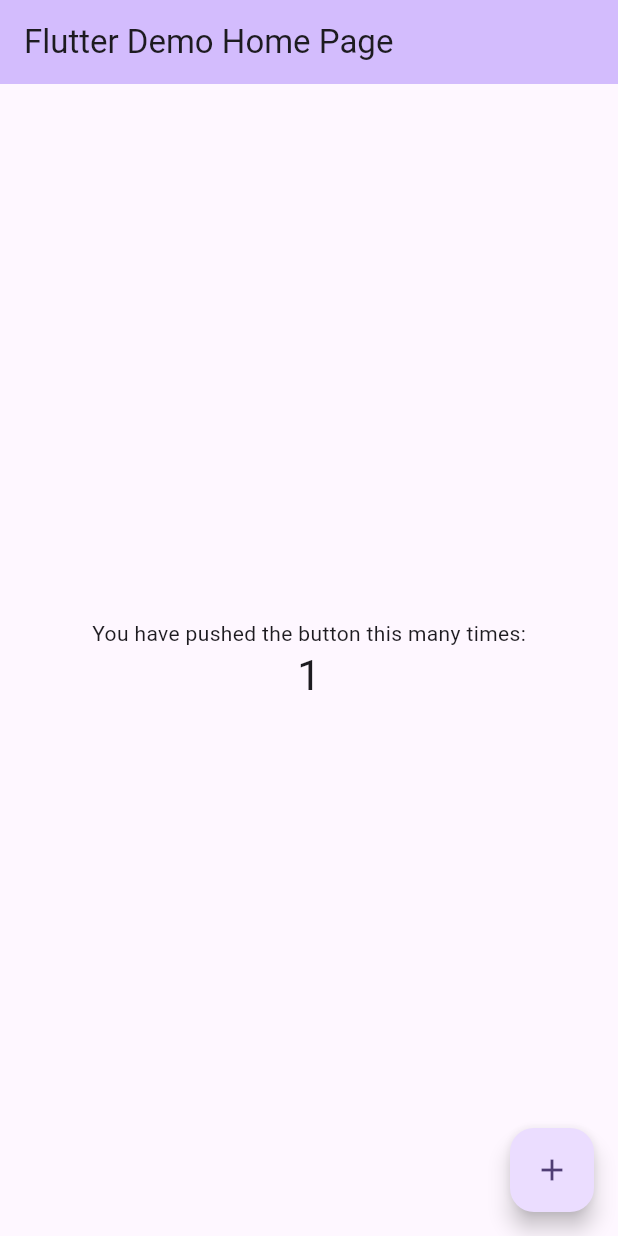
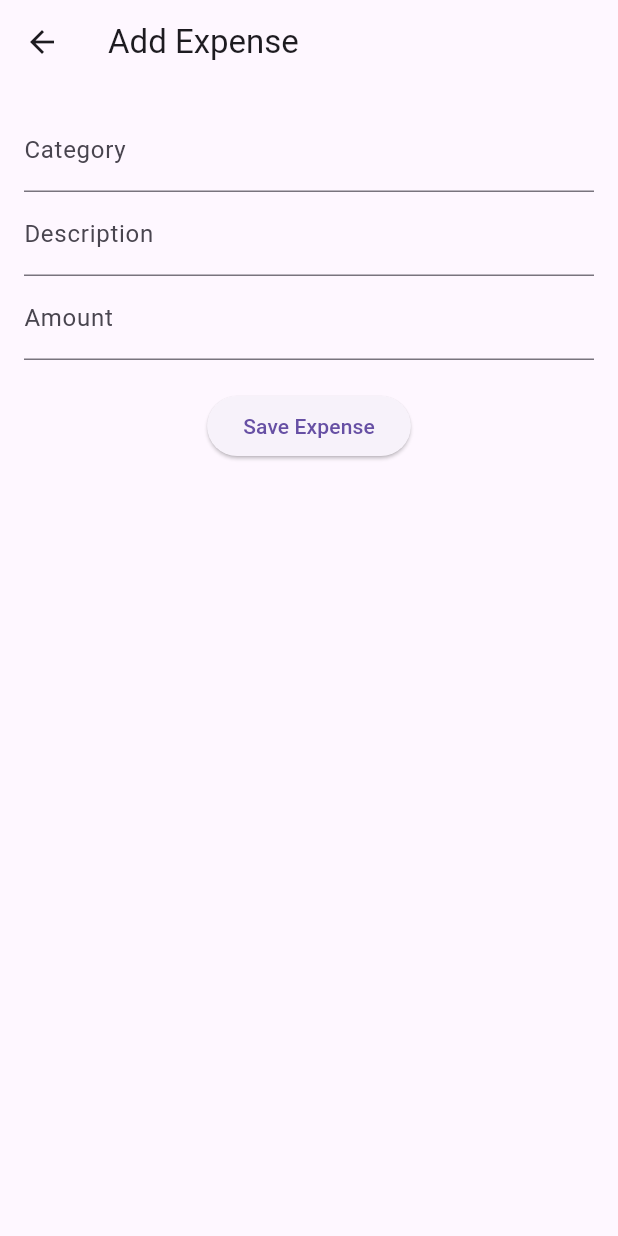
Before and after one commit to Athu06/Flutter_Project_Personal_Budget_Tracker_App-, a Flutter app: the screen it shows after launch, after a tap on the "add" icon, on a phone screen of 412 x 824 dp. Run offline on Flutter 3.47's test engine with Material 3 defaults, Android fonts, the phone set to English and light mode, and no system bars; our stand-ins replace charts_flutter, sqflite; accounts and stored records are empty.

Commit message:
updated_code

```diff
--- a/budget_app/lib/main.dart
+++ b/budget_app/lib/main.dart
@@ -1,125 +1,23 @@
+// main.dart
 import 'package:flutter/material.dart';
+import 'screens/dashboard_screen.dart';
+import 'screens/expense_detail_screen.dart';
 
 void main() {
-  runApp(const MyApp());
+  runApp(BudgetTrackerApp());
 }
 
-class MyApp extends StatelessWidget {
-  const MyApp({super.key});
-
-  // This widget is the root of your application.
+class BudgetTrackerApp extends StatelessWidget {
   @override
   Widget build(BuildContext context) {
     return MaterialApp(
-      title: 'Flutter Demo',
-      theme: ThemeData(
-        // This is the theme of your application.
-        //
-        // TRY THIS: Try running your application with "flutter run". You'll see
-        // the application has a purple toolbar. Then, without quitting the app,
-        // try changing the seedColor in the colorScheme below to Colors.green
-        // and then invoke "hot reload" (save your changes or press the "hot
-        // reload" button in a Flutter-supported IDE, or press "r" if you used
-        // the command line to start the app).
-        //
-        // Notice that the counter didn't reset back to zero; the application
-        // state is not lost during the reload. To reset the state, use hot
-        // restart instead.
-        //
-        // This works for code too, not just values: Most code changes can be
-        // tested with just a hot reload.
-        colorScheme: ColorScheme.fromSeed(seedColor: Colors.deepPurple),
-        useMaterial3: true,
-      ),
-      home: const MyHomePage(title: 'Flutter Demo Home Page'),
+      title: 'Personal Budget Tracker',
+      theme: ThemeData(primarySwatch: Colors.blue),
+      initialRoute: '/',
+      routes: {
+        '/': (context) => DashboardScreen(),
+        '/expenseDetail': (context) => ExpenseDetailScreen(),
+      },
     );
   }
 }
-
-class MyHomePage extends StatefulWidget {
-  const MyHomePage({super.key, required this.title});
-
-  // This widget is the home page of your application. It is stateful, meaning
-  // that it has a State object (defined below) that contains fields that affect
-  // how it looks.
-
-  // This class is the configuration for the state. It holds the values (in this
-  // case the title) provided by the parent (in this case the App widget) and
-  // used by the build method of the State. Fields in a Widget subclass are
-  // always marked "final".
-
-  final String title;
-
-  @override
-  State<MyHomePage> createState() => _MyHomePageState();
-}
-
-class _MyHomePageState extends State<MyHomePage> {
-  int _counter = 0;
-
-  void _incrementCounter() {
-    setState(() {
-      // This call to setState tells the Flutter framework that something has
-      // changed in this State, which causes it to rerun the build method below
-      // so that the display can reflect the updated values. If we changed
-      // _counter without calling setState(), then the build method would not be
-      // called again, and so nothing would appear to happen.
-      _counter++;
-    });
-  }
-
-  @override
-  Widget build(BuildContext context) {
-    // This method is rerun every time setState is called, for instance as done
-    // by the _incrementCounter method above.
-    //
-    // The Flutter framework has been optimized to make rerunning build methods
-    // fast, so that you can just rebuild anything that needs updating rather
-    // than having to individually change instances of widgets.
-    return Scaffold(
-      appBar: AppBar(
-        // TRY THIS: Try changing the color here to a specific color (to
-        // Colors.amber, perhaps?) and trigger a hot reload to see the AppBar
-        // change color while the other colors stay the same.
-        backgroundColor: Theme.of(context).colorScheme.inversePrimary,
-        // Here we take the value from the MyHomePage object that was created by
-        // the App.build method, and use it to set our appbar title.
-        title: Text(widget.title),
-      ),
-      body: Center(
-        // Center is a layout widget. It takes a single child and positions it
-        // in the middle of the parent.
-        child: Column(
-          // Column is also a layout widget. It takes a list of children and
-          // arranges them vertically. By default, it sizes itself to fit its
-          // children horizontally, and tries to be as tall as its parent.
-          //
-          // Column has various properties to control how it sizes itself and
-          // how it positions its children. Here we use mainAxisAlignment to
-          // center the children vertically; the main axis here is the vertical
-          // axis because Columns are vertical (the cross axis would be
-          // horizontal).
-          //
-          // TRY THIS: Invoke "debug painting" (choose the "Toggle Debug Paint"
-          // action in the IDE, or press "p" in the console), to see the
-          // wireframe for each widget.
-          mainAxisAlignment: MainAxisAlignment.center,
-          children: <Widget>[
-            const Text(
-              'You have pushed the button this many times:',
-            ),
-            Text(
-              '$_counter',
-              style: Theme.of(context).textTheme.headlineMedium,
-            ),
-          ],
-        ),
-      ),
-      floatingActionButton: FloatingActionButton(
-        onPressed: _incrementCounter,
-        tooltip: 'Increment',
-        child: const Icon(Icons.add),
-      ), // This trailing comma makes auto-formatting nicer for build methods.
-    );
-  }
-}
--- /dev/null
+++ b/budget_app/lib/models/expense_models.dart
@@ -0,0 +1,37 @@
+// models/expense_model.dart
+class ExpenseData {
+  final int id;
+  final String category;
+  final String description;
+  final double amount;
+  final DateTime date;
+
+  ExpenseData(
+      {required this.id,
+      required this.category,
+      required this.description,
+      required this.amount,
+      required this.date});
+
+  // Convert Expense to Map for SQLite
+  Map<String, dynamic> toMap() {
+    return {
+      'id': id,
+      'category': category,
+      'description': description,
+      'amount': amount,
+      'date': date.toIso8601String(),
+    };
+  }
+
+  // Convert Map to Expense
+  static ExpenseData fromMap(Map<String, dynamic> map) {
+    return ExpenseData(
+      id: map['id'],
+      category: map['category'],
+      description: map['description'],
+      amount: map['amount'],
+      date: DateTime.parse(map['date']),
+    );
+  }
+}
--- /dev/null
+++ b/budget_app/lib/screens/dashboard_screen.dart
@@ -0,0 +1,88 @@
+import 'package:flutter/material.dart';
+import 'package:charts_flutter/flutter.dart' as charts;
+import '../models/expense_models.dart'; // Ensure this contains the ExpenseData class
+import '../services/db_helper.dart';
+
+class DashboardScreen extends StatelessWidget {
+  final DBHelper dbHelper = DBHelper();
+
+  @override
+  Widget build(BuildContext context) {
+    return Scaffold(
+      appBar: AppBar(title: Text('Budget Dashboard')),
+      body: FutureBuilder<List<ExpenseData>>(
+        future: dbHelper.getExpenses(), // Ensure this returns List<ExpenseData>
+        builder: (context, snapshot) {
+          if (snapshot.connectionState == ConnectionState.waiting) {
+            return Center(child: CircularProgressIndicator());
+          } else if (snapshot.hasData) {
+            final expenses = snapshot.data!;
+            final expenseData = _prepareChartData(expenses);
+
+            return Column(
+              children: [
+                SizedBox(
+                  height: 200,
+                  child: charts.PieChart(
+                    expenseData,
+                    animate: true,
+                    animationDuration: Duration(seconds: 1),
+                  ),
+                ),
+                Expanded(
+                  child: ListView.builder(
+                    itemCount: expenses.length,
+                    itemBuilder: (context, index) {
+                      return ListTile(
+                        title: Text(expenses[index].description),
+                        subtitle: Text(expenses[index].category),
+                        trailing: Text(
+                            '\$${expenses[index].amount.toStringAsFixed(2)}'),
+                      );
+                    },
+                  ),
+                ),
+              ],
+            );
+          } else {
+            return Center(child: Text('No expenses found.'));
+          }
+        },
+      ),
+      floatingActionButton: FloatingActionButton(
+        onPressed: () {
+          Navigator.pushNamed(context, '/expenseDetail');
+        },
+        child: Icon(Icons.add),
+      ),
+    );
+  }
+
+  List<charts.Series<ExpenseData, String>> _prepareChartData(
+      List<ExpenseData> expenses) {
+    final data = expenses.fold<Map<String, double>>({}, (map, expense) {
+      map[expense.category] = (map[expense.category] ?? 0) + expense.amount;
+      return map;
+    });
+
+    // Create a list of ExpenseData for the chart
+    final List<ExpenseData> expenseData = data.entries.map((entry) {
+      return ExpenseData(
+        id: 0, // Dummy ID, adjust as necessary
+        category: entry.key,
+        description: "", // No description for aggregated data
+        amount: entry.value,
+        date: DateTime.now(), // Dummy date, adjust as necessary
+      );
+    }).toList();
+
+    return [
+      charts.Series<ExpenseData, String>(
+        id: 'Expenses',
+        data: expenseData,
+        domainFn: (ExpenseData expense, _) => expense.category,
+        measureFn: (ExpenseData expense, _) => expense.amount,
+      )
+    ];
+  }
+}
--- /dev/null
+++ b/budget_app/lib/screens/expense_detail_screen.dart
@@ -0,0 +1,86 @@
+// screens/expense_detail_screen.dart
+import 'package:flutter/material.dart';
+import '../models/expense_models.dart';
+import '../services/db_helper.dart';
+
+class ExpenseDetailScreen extends StatefulWidget {
+  @override
+  _ExpenseDetailScreenState createState() => _ExpenseDetailScreenState();
+}
+
+class _ExpenseDetailScreenState extends State<ExpenseDetailScreen> {
+  final _formKey = GlobalKey<FormState>();
+  final TextEditingController _categoryController = TextEditingController();
+  final TextEditingController _descriptionController = TextEditingController();
+  final TextEditingController _amountController = TextEditingController();
+
+  final DBHelper dbHelper = DBHelper();
+
+  void _saveExpense() {
+    if (_formKey.currentState!.validate()) {
+      final expense = ExpenseData(
+        id: 0,
+        category: _categoryController.text,
+        description: _descriptionController.text,
+        amount: double.parse(_amountController.text),
+        date: DateTime.now(),
+      );
+
+      dbHelper.insertExpense(expense);
+      Navigator.pop(context);
+    }
+  }
+
+  @override
+  Widget build(BuildContext context) {
+    return Scaffold(
+      appBar: AppBar(title: Text('Add Expense')),
+      body: Padding(
+        padding: EdgeInsets.all(16),
+        child: Form(
+          key: _formKey,
+          child: Column(
+            children: [
+              TextFormField(
+                controller: _categoryController,
+                decoration: InputDecoration(labelText: 'Category'),
+                validator: (value) {
+                  if (value == null || value.isEmpty) {
+                    return 'Please enter a category';
+                  }
+                  return null;
+                },
+              ),
+              TextFormField(
+                controller: _descriptionController,
+                decoration: InputDecoration(labelText: 'Description'),
+                validator: (value) {
+                  if (value == null || value.isEmpty) {
+                    return 'Please enter a description';
+                  }
+                  return null;
+                },
+              ),
+              TextFormField(
+                controller: _amountController,
+                decoration: InputDecoration(labelText: 'Amount'),
+                keyboardType: TextInputType.number,
+                validator: (value) {
+                  if (value == null || value.isEmpty) {
+                    return 'Please enter an amount';
+                  }
+                  return null;
+                },
+              ),
+              SizedBox(height: 20),
+              ElevatedButton(
+                onPressed: _saveExpense,
+                child: Text('Save Expense'),
+              )
+            ],
+          ),
+        ),
+      ),
+    );
+  }
+}
--- /dev/null
+++ b/budget_app/lib/services/db_helper.dart
@@ -0,0 +1,40 @@
+// services/db_helper.dart
+import 'package:path/path.dart';
+import 'package:sqflite/sqflite.dart';
+import '../models/expense_models.dart';
+
+class DBHelper {
+  static Database? _db;
+
+  Future<Database> get database async {
+    if (_db != null) return _db!;
+    _db = await initDB();
+    return _db!;
+  }
+
+  Future<Database> initDB() async {
+    final path = await getDatabasesPath();
+    return await openDatabase(
+      join(path, 'expenses.db'),
+      onCreate: (db, version) async {
+        await db.execute(
+            'CREATE TABLE expenses (id INTEGER PRIMARY KEY AUTOINCREMENT, category TEXT, description TEXT, amount REAL, date TEXT)');
+      },
+      version: 1,
+    );
+  }
+
+  Future<void> insertExpense(ExpenseData expense) async {
+    final db = await database;
+    await db.insert('expenses', expense.toMap(),
+        conflictAlgorithm: ConflictAlgorithm.replace);
+  }
+
+  Future<List<ExpenseData>> getExpenses() async {
+    final db = await database;
+    final List<Map<String, dynamic>> maps = await db.query('expenses');
+    return List.generate(maps.length, (i) {
+      return ExpenseData.fromMap(maps[i]);
+    });
+  }
+}
--- a/budget_app/pubspec.yaml
+++ b/budget_app/pubspec.yaml
@@ -30,6 +30,10 @@ environment:
 dependencies:
   flutter:
     sdk: flutter
+  sqflite: ^2.0.0+3
+  path_provider: ^2.0.11
+  provider: ^6.0.0
+  charts_flutter: ^0.12.0
 
 
   # The following adds the Cupertino Icons font to your application.
```
Also changed, not shown: budget_app/lib/widgets/expense_form.dart (added, +104 -0 lines), app_flowchart.png (added), 3 other files.
